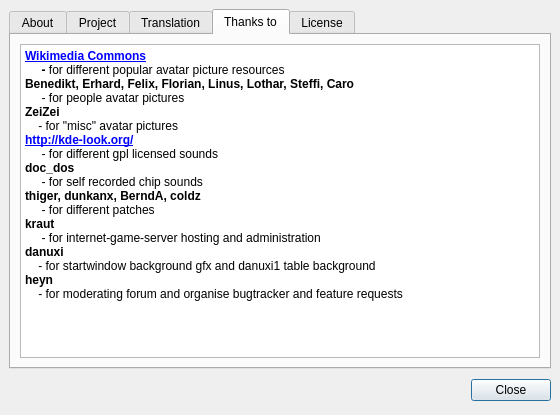
First picture: the form in src/gui/qt/aboutpokerth.ui, repository pokerth/pokerth, before the edit.
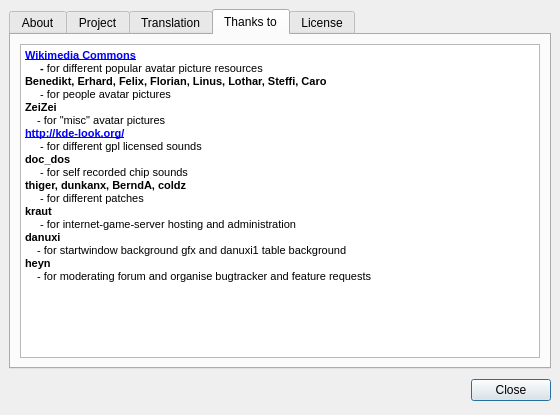
Second picture: the form after the edit. The open tabs and pages were chosen to show the change.

Commit message: display nicks on the table including links to their poker-heroes.com profile page

Patch:
```diff
--- a/src/gui/qt/aboutpokerth.ui
+++ b/src/gui/qt/aboutpokerth.ui
@@ -192,25 +192,28 @@
           <string>&lt;!DOCTYPE HTML PUBLIC &quot;-//W3C//DTD HTML 4.0//EN&quot; &quot;http://www.w3.org/TR/REC-html40/strict.dtd&quot;&gt;
 &lt;html&gt;&lt;head&gt;&lt;meta name=&quot;qrichtext&quot; content=&quot;1&quot; /&gt;&lt;style type=&quot;text/css&quot;&gt;
 p, li { white-space: pre-wrap; }
-&lt;/style&gt;&lt;/head&gt;&lt;body style=&quot; font-weight:400; font-style:normal;&quot;&gt;
-&lt;p style=&quot; margin-top:0px; margin-bottom:0px; margin-left:0px; margin-right:0px; -qt-block-indent:0; text-indent:0px;&quot;&gt;&lt;a href=&quot;http://commons.wikimedia.org/wiki/Main_Page&quot;&gt;&lt;span style=&quot;  font-weight:600; text-decoration: underline; color:#0000ff;&quot;&gt;Wikimedia Commons&lt;/span&gt;&lt;/a&gt;&lt;/p&gt;
-&lt;p style=&quot; margin-top:0px; margin-bottom:0px; margin-left:0px; margin-right:0px; -qt-block-indent:0; text-indent:0px;&quot;&gt;&lt;span style=&quot;  font-weight:600;&quot;&gt;     - &lt;/span&gt;&lt;span style=&quot; &quot;&gt;for different popular avatar picture resources&lt;/span&gt;&lt;/p&gt;
-&lt;p style=&quot; margin-top:0px; margin-bottom:0px; margin-left:0px; margin-right:0px; -qt-block-indent:0; text-indent:0px;&quot;&gt;&lt;span style=&quot;  font-weight:600;&quot;&gt;Benedikt, Erhard, Felix, Florian, Linus, Lothar, Steffi, Caro&lt;/span&gt;&lt;/p&gt;
-&lt;p style=&quot; margin-top:0px; margin-bottom:0px; margin-left:0px; margin-right:0px; -qt-block-indent:0; text-indent:0px;&quot;&gt;&lt;span style=&quot; &quot;&gt;     - for people avatar pictures&lt;/span&gt;&lt;/p&gt;
-&lt;p style=&quot; margin-top:0px; margin-bottom:0px; margin-left:0px; margin-right:0px; -qt-block-indent:0; text-indent:0px;&quot;&gt;&lt;span style=&quot;  font-weight:600;&quot;&gt;ZeiZei&lt;/span&gt;&lt;span style=&quot; &quot;&gt; &lt;/span&gt;&lt;/p&gt;
-&lt;p style=&quot; margin-top:0px; margin-bottom:0px; margin-left:0px; margin-right:0px; -qt-block-indent:0; text-indent:0px;&quot;&gt;&lt;span style=&quot; &quot;&gt;    - for &quot;misc&quot; avatar pictures&lt;/span&gt;&lt;/p&gt;
-&lt;p style=&quot; margin-top:0px; margin-bottom:0px; margin-left:0px; margin-right:0px; -qt-block-indent:0; text-indent:0px;&quot;&gt;&lt;a href=&quot;http://kde-look.org/&quot;&gt;&lt;span style=&quot;  font-weight:600; text-decoration: underline; color:#0000ff;&quot;&gt;http://kde-look.org/&lt;/span&gt;&lt;/a&gt;&lt;/p&gt;
-&lt;p style=&quot; margin-top:0px; margin-bottom:0px; margin-left:0px; margin-right:0px; -qt-block-indent:0; text-indent:0px;&quot;&gt;&lt;span style=&quot; &quot;&gt;     - for different gpl licensed sounds&lt;/span&gt;&lt;/p&gt;
-&lt;p style=&quot; margin-top:0px; margin-bottom:0px; margin-left:0px; margin-right:0px; -qt-block-indent:0; text-indent:0px;&quot;&gt;&lt;span style=&quot;  font-weight:600;&quot;&gt;doc_dos&lt;/span&gt;&lt;/p&gt;
-&lt;p style=&quot; margin-top:0px; margin-bottom:0px; margin-left:0px; margin-right:0px; -qt-block-indent:0; text-indent:0px;&quot;&gt;&lt;span style=&quot; &quot;&gt;     - for self recorded chip sounds&lt;/span&gt;&lt;/p&gt;
-&lt;p style=&quot; margin-top:0px; margin-bottom:0px; margin-left:0px; margin-right:0px; -qt-block-indent:0; text-indent:0px;&quot;&gt;&lt;span style=&quot;  font-weight:600;&quot;&gt;thiger, dunkanx, BerndA, coldz&lt;/span&gt;&lt;/p&gt;
-&lt;p style=&quot; margin-top:0px; margin-bottom:0px; margin-left:0px; margin-right:0px; -qt-block-indent:0; text-indent:0px;&quot;&gt;&lt;span style=&quot; &quot;&gt;     - for different patches&lt;/span&gt;&lt;/p&gt;
-&lt;p style=&quot; margin-top:0px; margin-bottom:0px; margin-left:0px; margin-right:0px; -qt-block-indent:0; text-indent:0px;&quot;&gt;&lt;span style=&quot;  font-weight:600;&quot;&gt;kraut&lt;/span&gt;&lt;/p&gt;
-&lt;p style=&quot; margin-top:0px; margin-bottom:0px; margin-left:0px; margin-right:0px; -qt-block-indent:0; text-indent:0px;&quot;&gt;&lt;span style=&quot; &quot;&gt;     - for internet-game-server hosting and administration&lt;/span&gt;&lt;/p&gt;
-&lt;p style=&quot; margin-top:0px; margin-bottom:0px; margin-left:0px; margin-right:0px; -qt-block-indent:0; text-indent:0px;&quot;&gt;&lt;span style=&quot;  font-weight:600;&quot;&gt;danuxi&lt;/span&gt;&lt;/p&gt;
-&lt;p style=&quot; margin-top:0px; margin-bottom:0px; margin-left:0px; margin-right:0px; -qt-block-indent:0; text-indent:0px;&quot;&gt;&lt;span style=&quot; &quot;&gt;    - for startwindow background gfx and danuxi1 table background&lt;/span&gt;&lt;/p&gt;
-&lt;p style=&quot; margin-top:0px; margin-bottom:0px; margin-left:0px; margin-right:0px; -qt-block-indent:0; text-indent:0px;&quot;&gt;&lt;span style=&quot;  font-weight:600;&quot;&gt;heyn&lt;/span&gt;&lt;/p&gt;
-&lt;p style=&quot; margin-top:0px; margin-bottom:0px; margin-left:0px; margin-right:0px; -qt-block-indent:0; text-indent:0px;&quot;&gt;&lt;span style=&quot; &quot;&gt;    - for moderating forum and organise bugtracker and feature requests&lt;/span&gt;&lt;/p&gt;&lt;/body&gt;&lt;/html&gt;</string>
+&lt;/style&gt;&lt;/head&gt;&lt;body style=&quot; font-family:'Nimbus Sans L'; font-size:8pt; font-weight:400; font-style:normal;&quot;&gt;
+&lt;table style=&quot;-qt-table-type: root; margin-top:4px; margin-bottom:4px; margin-left:4px; margin-right:4px;&quot;&gt;
+&lt;tr&gt;
+&lt;td style=&quot;border: none;&quot;&gt;
+&lt;p style=&quot; margin-top:0px; margin-bottom:0px; margin-left:0px; margin-right:0px; -qt-block-indent:0; text-indent:0px;&quot;&gt;&lt;a href=&quot;http://commons.wikimedia.org/wiki/Main_Page&quot;&gt;&lt;span style=&quot; font-weight:600; text-decoration: underline; color:#0000ff;&quot;&gt;Wikimedia Commons&lt;/span&gt;&lt;/a&gt;&lt;/p&gt;
+&lt;p style=&quot; margin-top:0px; margin-bottom:0px; margin-left:0px; margin-right:0px; -qt-block-indent:0; text-indent:0px;&quot;&gt;&lt;span style=&quot; font-weight:600;&quot;&gt;     - &lt;/span&gt;for different popular avatar picture resources&lt;/p&gt;
+&lt;p style=&quot; margin-top:0px; margin-bottom:0px; margin-left:0px; margin-right:0px; -qt-block-indent:0; text-indent:0px;&quot;&gt;&lt;span style=&quot; font-weight:600;&quot;&gt;Benedikt, Erhard, Felix, Florian, Linus, Lothar, Steffi, Caro&lt;/span&gt;&lt;/p&gt;
+&lt;p style=&quot; margin-top:0px; margin-bottom:0px; margin-left:0px; margin-right:0px; -qt-block-indent:0; text-indent:0px;&quot;&gt;     - for people avatar pictures&lt;/p&gt;
+&lt;p style=&quot; margin-top:0px; margin-bottom:0px; margin-left:0px; margin-right:0px; -qt-block-indent:0; text-indent:0px;&quot;&gt;&lt;span style=&quot; font-weight:600;&quot;&gt;ZeiZei&lt;/span&gt; &lt;/p&gt;
+&lt;p style=&quot; margin-top:0px; margin-bottom:0px; margin-left:0px; margin-right:0px; -qt-block-indent:0; text-indent:0px;&quot;&gt;    - for &amp;quot;misc&amp;quot; avatar pictures&lt;/p&gt;
+&lt;p style=&quot; margin-top:0px; margin-bottom:0px; margin-left:0px; margin-right:0px; -qt-block-indent:0; text-indent:0px;&quot;&gt;&lt;a href=&quot;http://kde-look.org/&quot;&gt;&lt;span style=&quot; font-weight:600; text-decoration: underline; color:#0000ff;&quot;&gt;http://kde-look.org/&lt;/span&gt;&lt;/a&gt;&lt;/p&gt;
+&lt;p style=&quot; margin-top:0px; margin-bottom:0px; margin-left:0px; margin-right:0px; -qt-block-indent:0; text-indent:0px;&quot;&gt;     - for different gpl licensed sounds&lt;/p&gt;
+&lt;p style=&quot; margin-top:0px; margin-bottom:0px; margin-left:0px; margin-right:0px; -qt-block-indent:0; text-indent:0px;&quot;&gt;&lt;span style=&quot; font-weight:600;&quot;&gt;doc_dos&lt;/span&gt;&lt;/p&gt;
+&lt;p style=&quot; margin-top:0px; margin-bottom:0px; margin-left:0px; margin-right:0px; -qt-block-indent:0; text-indent:0px;&quot;&gt;     - for self recorded chip sounds&lt;/p&gt;
+&lt;p style=&quot; margin-top:0px; margin-bottom:0px; margin-left:0px; margin-right:0px; -qt-block-indent:0; text-indent:0px;&quot;&gt;&lt;span style=&quot; font-weight:600;&quot;&gt;thiger, dunkanx, BerndA, coldz&lt;/span&gt;&lt;/p&gt;
+&lt;p style=&quot; margin-top:0px; margin-bottom:0px; margin-left:0px; margin-right:0px; -qt-block-indent:0; text-indent:0px;&quot;&gt;     - for different patches&lt;/p&gt;
+&lt;p style=&quot; margin-top:0px; margin-bottom:0px; margin-left:0px; margin-right:0px; -qt-block-indent:0; text-indent:0px;&quot;&gt;&lt;span style=&quot; font-weight:600;&quot;&gt;kraut&lt;/span&gt;&lt;/p&gt;
+&lt;p style=&quot; margin-top:0px; margin-bottom:0px; margin-left:0px; margin-right:0px; -qt-block-indent:0; text-indent:0px;&quot;&gt;     - for internet-game-server hosting and administration&lt;/p&gt;
+&lt;p style=&quot; margin-top:0px; margin-bottom:0px; margin-left:0px; margin-right:0px; -qt-block-indent:0; text-indent:0px;&quot;&gt;&lt;span style=&quot; font-weight:600;&quot;&gt;danuxi&lt;/span&gt;&lt;/p&gt;
+&lt;p style=&quot; margin-top:0px; margin-bottom:0px; margin-left:0px; margin-right:0px; -qt-block-indent:0; text-indent:0px;&quot;&gt;    - for startwindow background gfx and danuxi1 table background&lt;/p&gt;
+&lt;p style=&quot; margin-top:0px; margin-bottom:0px; margin-left:0px; margin-right:0px; -qt-block-indent:0; text-indent:0px;&quot;&gt;&lt;span style=&quot; font-weight:600;&quot;&gt;heyn&lt;/span&gt;&lt;/p&gt;
+&lt;p style=&quot; margin-top:0px; margin-bottom:0px; margin-left:0px; margin-right:0px; -qt-block-indent:0; text-indent:0px;&quot;&gt;    - for moderating forum and organise bugtracker and feature requests&lt;/p&gt;&lt;/td&gt;&lt;/tr&gt;&lt;/table&gt;&lt;/body&gt;&lt;/html&gt;</string>
          </property>
          <property name="openExternalLinks">
           <bool>true</bool>
```
Left out of the diff: 53 changed lines with no effect on the pictures. The commit also changes 14 other files.
